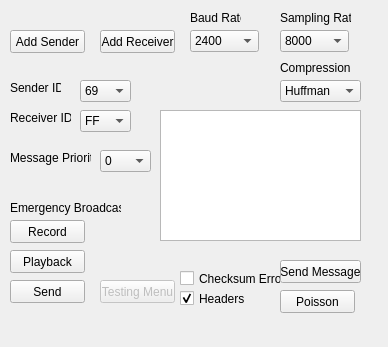
First picture: the form in Paging/senderwindow.ui, repository acranbury/Paging, before the edit.
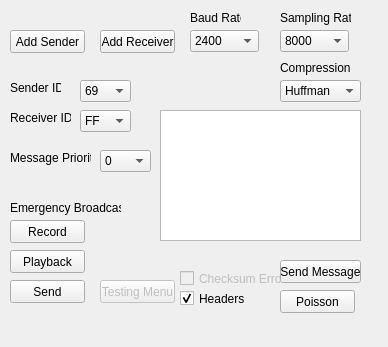
Second picture: the form after the edit.

```diff
--- a/Paging/senderwindow.ui
+++ b/Paging/senderwindow.ui
@@ -456,6 +456,9 @@
     </property>
    </widget>
    <widget class="QCheckBox" name="checksumChk">
+    <property name="enabled">
+     <bool>false</bool>
+    </property>
     <property name="geometry">
      <rect>
       <x>180</x>
```
